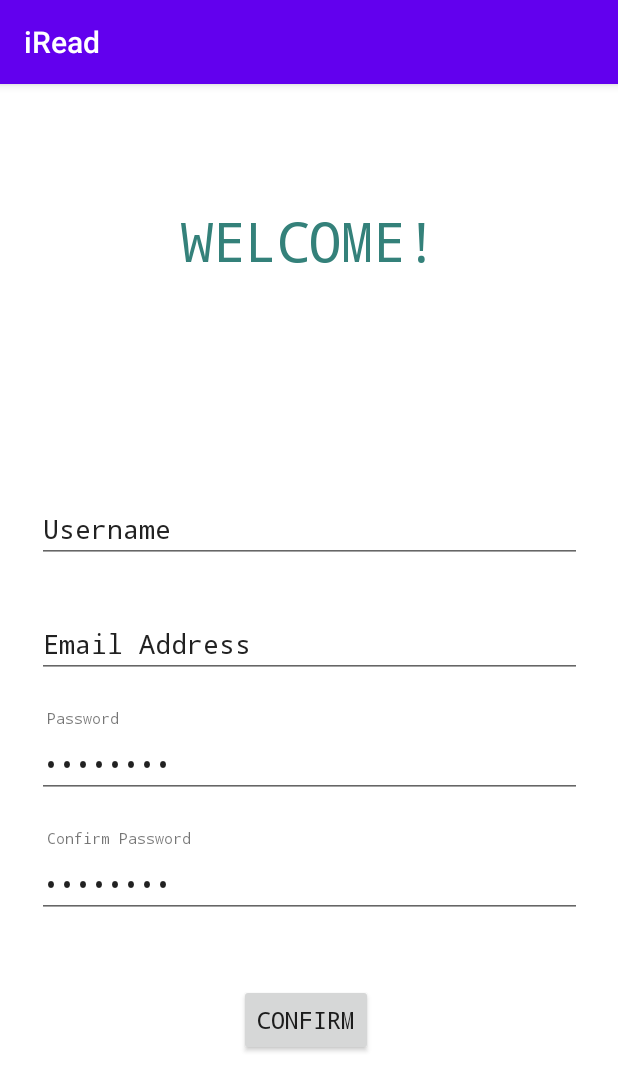
After one commit to nhanpotter/iRead, an Android app: the SignupFragment screen opened through its navigation route, on a phone screen of 412 x 824 dp. The commit adds this screen. Shown: the top 1091 px of the screen. Run offline under Robolectric (Android 15) with nearby library versions, the phone set to English and light mode, and no system bars; our stand-ins replace RxJava, navigation-ui.

Commit message:
Create SignupFragment

```diff
--- a/app/src/main/java/com/example/iread/MainActivity.java
+++ b/app/src/main/java/com/example/iread/MainActivity.java
@@ -38,7 +38,7 @@ public class MainActivity extends AppCompatActivity {
             public void onDestinationChanged(@NonNull NavController controller,
                 @NonNull NavDestination destination, @Nullable Bundle arguments) {
                 List<Integer> screenWithoutNavBar = Arrays.asList(
-                        R.id.loginFragment
+                        R.id.loginFragment, R.id.signupFragment
                 );
                 if (screenWithoutNavBar.contains(destination.getId())) {
                     bottomNavigationView.setVisibility(View.GONE);
--- a/app/src/main/java/com/example/iread/account/LoginFragment.java
+++ b/app/src/main/java/com/example/iread/account/LoginFragment.java
@@ -46,6 +46,13 @@ public class LoginFragment extends Fragment {
         final TextView usernameTextView = (TextView) rootView.findViewById(R.id.username_field);
         final TextView passwordTextview = (TextView) rootView.findViewById(R.id.password_field);
         Button button = (Button) rootView.findViewById(R.id.login_button);
+        TextView signupTextView = rootView.findViewById(R.id.signup);
+        signupTextView.setOnClickListener(new View.OnClickListener() {
+            @Override
+            public void onClick(View v) {
+                Navigation.findNavController(rootView).navigate(R.id.signupFragment);
+            }
+        });
         button.setOnClickListener(new View.OnClickListener() {
             @Override
             public void onClick(View v) {
--- /dev/null
+++ b/app/src/main/java/com/example/iread/account/SignupFragment.java
@@ -0,0 +1,72 @@
+package com.example.iread.account;
+
+import android.content.Context;
+import android.os.Bundle;
+import android.view.LayoutInflater;
+import android.view.View;
+import android.view.ViewGroup;
+import android.widget.Button;
+import android.widget.TextView;
+
+import androidx.annotation.NonNull;
+import androidx.annotation.Nullable;
+import androidx.fragment.app.Fragment;
+import androidx.lifecycle.Observer;
+import androidx.navigation.Navigation;
+
+import com.example.iread.MyApplication;
+import com.example.iread.R;
+import com.example.iread.utils.CustomProgressDialog;
+import com.google.android.material.snackbar.Snackbar;
+
+import javax.inject.Inject;
+
+public class SignupFragment extends Fragment {
+    public static final String LOG_TAG = SignupFragment.class.getSimpleName();
+    private View rootView;
+    @Inject
+    SignupViewModel signupViewModel;
+
+//    @Override
+//    public void onAttach(@NonNull Context context) {
+//        super.onAttach(context);
+//
+//        ((MyApplication)MyApplication.applicationContext).appComponent.inject(this);
+//    }
+    @Nullable
+    @Override
+    public View onCreateView(@NonNull LayoutInflater inflater, @Nullable ViewGroup container, @Nullable Bundle savedInstanceState) {
+        rootView = inflater.inflate(R.layout.fragment_signup, container, false);
+
+        final TextView usernameTextView = rootView.findViewById(R.id.user);
+        final TextView emailTextView = rootView.findViewById(R.id.email);
+        final TextView passwordTextview = rootView.findViewById(R.id.pw1);
+        final TextView confirmPasswordTextview = rootView.findViewById(R.id.pw2);
+        Button confirmSignup = rootView.findViewById(R.id.confirm);
+        confirmSignup.setOnClickListener(new View.OnClickListener() {
+            @Override
+            public void onClick(View v) {
+                if(passwordTextview.getText().toString().equals(confirmPasswordTextview.getText().toString())) {
+                    String username = usernameTextView.getText().toString();
+                    String email = emailTextView.getText().toString();
+                    String password = passwordTextview.getText().toString();
+
+                    Navigation.findNavController(rootView).navigate(R.id.loginFragment);
+                }
+            }
+        });
+        CustomProgressDialog dialog = new CustomProgressDialog(getContext());
+
+        return rootView;
+    }
+
+        @Override
+        public void onViewCreated(@NonNull View view, @Nullable Bundle savedInstanceState) {
+            super.onViewCreated(view, savedInstanceState);
+        }
+
+        private void popBackStack() {
+            int destinationId = R.id.homeFragment;
+            Navigation.findNavController(rootView).popBackStack(destinationId, false);
+        }
+}
--- /dev/null
+++ b/app/src/main/java/com/example/iread/account/SignupViewModel.java
@@ -0,0 +1,6 @@
+package com.example.iread.account;
+
+import androidx.lifecycle.ViewModel;
+
+class SignupViewModel extends ViewModel {
+}
--- a/app/src/main/res/layout/fragment_login.xml
+++ b/app/src/main/res/layout/fragment_login.xml
@@ -59,7 +59,7 @@
         app:layout_constraintTop_toBottomOf="@+id/username_field" />
 
     <TextView
-        android:id="@+id/textView7"
+        android:id="@+id/signup"
         android:layout_width="wrap_content"
         android:layout_height="wrap_content"
         android:layout_marginStart="74dp"
--- /dev/null
+++ b/app/src/main/res/layout/fragment_signup.xml
@@ -0,0 +1,159 @@
+<?xml version="1.0" encoding="utf-8"?>
+<androidx.constraintlayout.widget.ConstraintLayout xmlns:android="http://schemas.android.com/apk/res/android"
+    xmlns:app="http://schemas.android.com/apk/res-auto"
+    xmlns:tools="http://schemas.android.com/tools"
+    android:layout_width="match_parent"
+    android:layout_height="match_parent">
+
+    <EditText
+        android:id="@+id/user"
+        android:layout_width="363dp"
+        android:layout_height="wrap_content"
+        android:layout_marginStart="24dp"
+        android:layout_marginLeft="24dp"
+        android:layout_marginTop="191dp"
+        android:layout_marginEnd="24dp"
+        android:layout_marginRight="24dp"
+        android:layout_marginBottom="366dp"
+        android:fontFamily="monospace"
+        android:selectAllOnFocus="true"
+        android:text="Username"
+        app:layout_constraintBottom_toBottomOf="parent"
+        app:layout_constraintEnd_toEndOf="parent"
+        app:layout_constraintStart_toStartOf="parent"
+        app:layout_constraintTop_toTopOf="parent" />
+
+    <EditText
+        android:id="@+id/email"
+        android:layout_width="363dp"
+        android:layout_height="wrap_content"
+        android:layout_marginStart="24dp"
+        android:layout_marginLeft="24dp"
+        android:layout_marginTop="268dp"
+        android:layout_marginEnd="24dp"
+        android:layout_marginRight="24dp"
+        android:layout_marginBottom="290dp"
+        android:fontFamily="monospace"
+        android:inputType="textEmailAddress"
+        android:selectAllOnFocus="true"
+        android:text="Email Address"
+        app:layout_constraintBottom_toBottomOf="parent"
+        app:layout_constraintEnd_toEndOf="parent"
+        app:layout_constraintStart_toStartOf="parent"
+        app:layout_constraintTop_toTopOf="parent" />
+
+    <EditText
+        android:id="@+id/pw1"
+        android:layout_width="363dp"
+        android:layout_height="wrap_content"
+        android:layout_marginStart="24dp"
+        android:layout_marginLeft="24dp"
+        android:layout_marginTop="348dp"
+        android:layout_marginEnd="24dp"
+        android:layout_marginRight="24dp"
+        android:layout_marginBottom="210dp"
+        android:fontFamily="monospace"
+        android:inputType="textPassword"
+        android:selectAllOnFocus="true"
+        android:text="Password"
+        app:layout_constraintBottom_toBottomOf="parent"
+        app:layout_constraintEnd_toEndOf="parent"
+        app:layout_constraintStart_toStartOf="parent"
+        app:layout_constraintTop_toTopOf="parent" />
+
+    <EditText
+        android:id="@+id/pw2"
+        android:layout_width="363dp"
+        android:layout_height="wrap_content"
+        android:layout_marginStart="24dp"
+        android:layout_marginLeft="24dp"
+        android:layout_marginTop="428dp"
+        android:layout_marginEnd="24dp"
+        android:layout_marginRight="24dp"
+        android:layout_marginBottom="130dp"
+        android:fontFamily="monospace"
+        android:inputType="textPassword"
+        android:selectAllOnFocus="true"
+        android:text="Password"
+        app:layout_constraintBottom_toBottomOf="parent"
+        app:layout_constraintEnd_toEndOf="parent"
+        app:layout_constraintStart_toStartOf="parent"
+        app:layout_constraintTop_toTopOf="parent" />
+
+    <TextView
+        android:id="@+id/welcome"
+        android:layout_width="wrap_content"
+        android:layout_height="wrap_content"
+        android:layout_marginStart="129dp"
+        android:layout_marginLeft="129dp"
+        android:layout_marginTop="80dp"
+        android:layout_marginEnd="130dp"
+        android:layout_marginRight="130dp"
+        android:layout_marginBottom="520dp"
+        android:fontFamily="monospace"
+        android:gravity="center"
+        android:text="WELCOME!"
+        android:textColor="#34817A"
+        android:textSize="36sp"
+        app:layout_constraintBottom_toBottomOf="parent"
+        app:layout_constraintEnd_toEndOf="parent"
+        app:layout_constraintStart_toStartOf="parent"
+        app:layout_constraintTop_toTopOf="parent"
+        app:layout_constraintVertical_bias="0.0" />
+
+    <TextView
+        android:id="@+id/cpw"
+        android:layout_width="wrap_content"
+        android:layout_height="wrap_content"
+        android:layout_marginStart="30dp"
+        android:layout_marginLeft="30dp"
+        android:layout_marginTop="413dp"
+        android:layout_marginEnd="283dp"
+        android:layout_marginRight="283dp"
+        android:layout_marginBottom="176dp"
+        android:fontFamily="monospace"
+        android:text="Confirm Password"
+        android:textSize="10sp"
+        app:layout_constraintBottom_toBottomOf="parent"
+        app:layout_constraintEnd_toEndOf="parent"
+        app:layout_constraintStart_toStartOf="parent"
+        app:layout_constraintTop_toTopOf="parent" />
+
+    <TextView
+        android:id="@+id/pw"
+        android:layout_width="wrap_content"
+        android:layout_height="wrap_content"
+        android:layout_marginStart="30dp"
+        android:layout_marginLeft="30dp"
+        android:layout_marginTop="333dp"
+        android:layout_marginEnd="332dp"
+        android:layout_marginRight="332dp"
+        android:layout_marginBottom="256dp"
+        android:fontFamily="monospace"
+        android:text="Password"
+        android:textSize="10sp"
+        app:layout_constraintBottom_toBottomOf="parent"
+        app:layout_constraintEnd_toEndOf="parent"
+        app:layout_constraintStart_toStartOf="parent"
+        app:layout_constraintTop_toTopOf="parent" />
+
+    <Button
+        android:id="@+id/confirm"
+        android:layout_width="wrap_content"
+        android:layout_height="wrap_content"
+        android:layout_marginStart="159dp"
+        android:layout_marginLeft="159dp"
+        android:layout_marginTop="517dp"
+        android:layout_marginEnd="164dp"
+        android:layout_marginRight="164dp"
+        android:layout_marginBottom="38dp"
+        android:fontFamily="monospace"
+        android:text="Confirm"
+        android:textSize="16sp"
+        app:layout_constraintBottom_toBottomOf="parent"
+        app:layout_constraintEnd_toEndOf="parent"
+        app:layout_constraintStart_toStartOf="parent"
+        app:layout_constraintTop_toTopOf="parent" />
+
+
+</androidx.constraintlayout.widget.ConstraintLayout>
--- a/app/src/main/res/navigation/nav_graph.xml
+++ b/app/src/main/res/navigation/nav_graph.xml
@@ -35,10 +35,21 @@
         <action
             android:id="@+id/action_loginFragment_to_homeFragment"
             app:destination="@id/homeFragment" />
+        <action
+            android:id="@+id/action_loginFragment_to_signupFragment"
+            app:destination="@id/signupFragment" />
     </fragment>
     <fragment
         android:id="@+id/bookDetailsFragment"
         android:name="com.example.iread.books.BookDetailsFragment"
         android:label="fragment_bookdetails"
         tools:layout="@layout/fragment_bookdetails" />
+    <fragment
+        android:id="@+id/signupFragment"
+        android:name="com.example.iread.account.SignupFragment"
+        android:label="SignupFragment" >
+        <action
+            android:id="@+id/action_signupFragment_to_loginFragment"
+            app:destination="@id/loginFragment" />
+    </fragment>
 </navigation>
```
Also changed, not shown: app/src/main/java/com/example/iread/books/BookDetailsFragment.java (+23 -4 lines), app/src/main/java/com/example/iread/books/CommentViewModel.java (added, +80 -0 lines), app/src/main/java/com/example/iread/books/RatingViewModel.java (added, +78 -0 lines), app/src/main/res/layout/fragment_bookdetails.xml (+22 -9 lines).
